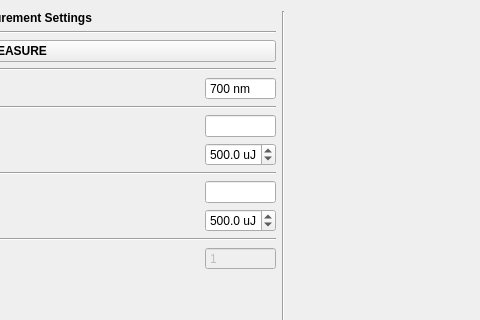
Before: the Qt Designer form modules/gui/designer/point_measure_widget.ui in Kaldarinz/PA-RSCF-22-72-00015-, drawn with Qt 5; both pictures show x 253 to 733 and y 0 to 320 of the 1073 by 720 pixel window.
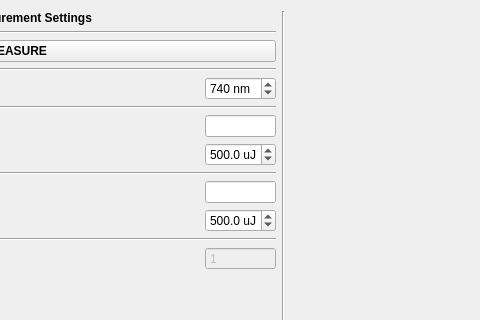
After: the same form once the commit is applied. Icons and pictures are not drawn. Custom widgets are drawn as their Qt base class.

What changed in the file:
```diff
--- a/modules/gui/designer/point_measure_widget.ui
+++ b/modules/gui/designer/point_measure_widget.ui
@@ -141,7 +141,7 @@
              <bool>false</bool>
             </property>
             <property name="buttonSymbols">
-             <enum>QAbstractSpinBox::NoButtons</enum>
+             <enum>QAbstractSpinBox::UpDownArrows</enum>
             </property>
             <property name="suffix">
              <string> nm</string>
@@ -156,7 +156,7 @@
              <double>1100.000000000000000</double>
             </property>
             <property name="value">
-             <double>700.000000000000000</double>
+             <double>740.000000000000000</double>
             </property>
            </widget>
           </item>
```
Left out of the diff: 10 changed lines with no effect on the pictures.
